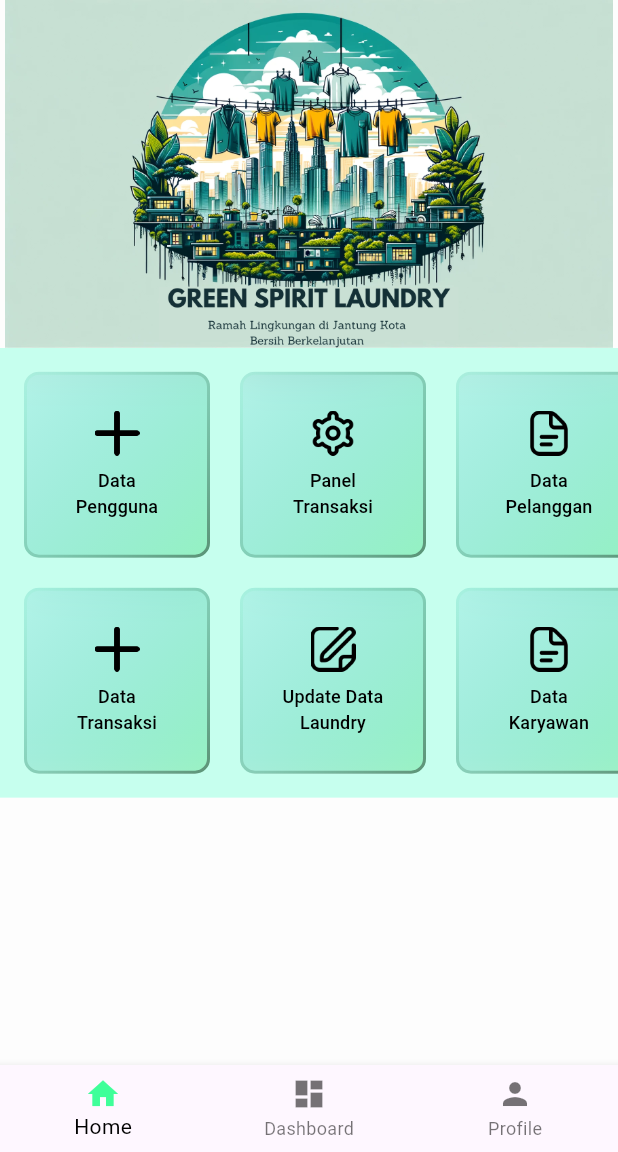
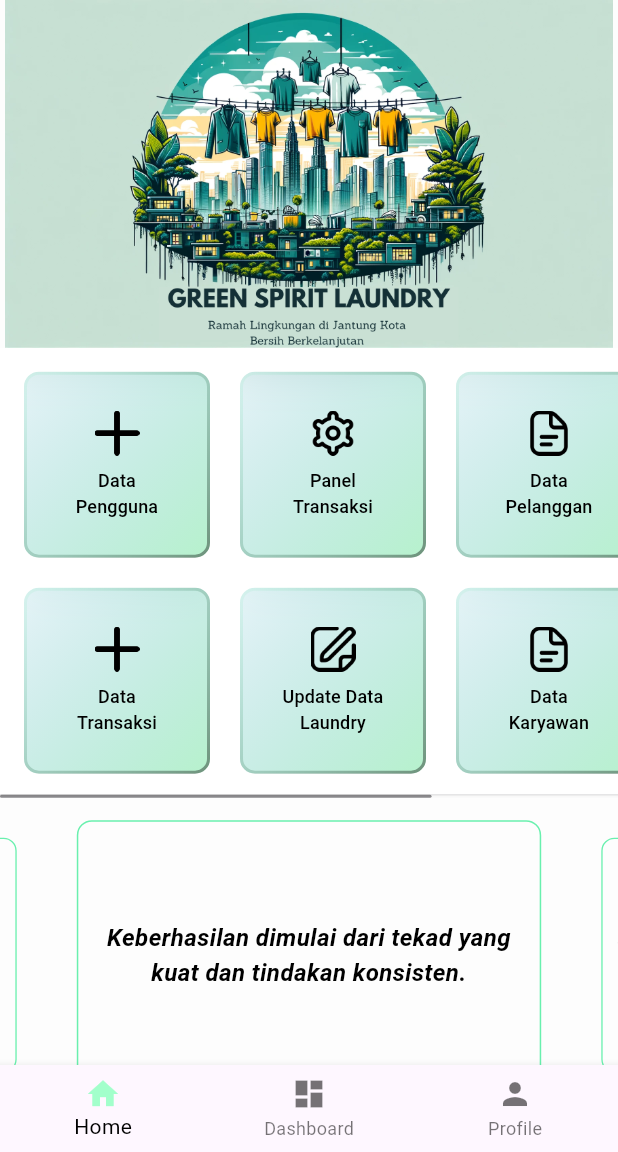
Before and after one commit to arutha-26/GSL_mobileApp, a Flutter app: the OwnerhomeView screen opened by its route, on a phone screen of 412 x 824 dp, the part 84-1236 px from its top. Run offline on Flutter 3.47's test engine with Material 3 defaults, Android fonts, the phone set to English and light mode, and no system bars; drawn by our look-alikes of carousel_slider, glassmorphism; our stand-ins replace dropdown_search, fl_chart, flutter_dotenv, get, open_file, pdf and 2 more; accounts and stored records are empty.

Commit message:
33PT BUG FIX BAR CHART, OWNER HOME AND NAVBAR COLOR

```diff
--- a/lib/app/modules/ownerhome/views/ownerhome_view.dart
+++ b/lib/app/modules/ownerhome/views/ownerhome_view.dart
@@ -7,6 +7,7 @@ import 'package:gsl/app/modules/dataKaryawan/views/data_karyawan_view.dart';
 
 import '../../../routes/app_pages.dart';
 import '../../../utils/bottom_navbar.dart';
+import '../../../utils/quote_carousel.dart';
 import '../../adddatauser/controllers/adddata_controller.dart';
 import '../../adddatauser/views/adddata_view.dart';
 import '../../addtransaksi/controllers/addtransaksi_controller.dart';
@@ -56,10 +57,15 @@ class OwnerhomeView extends GetView<OwnerhomeController> {
                 viewportFraction: 1,
               ),
             ),
-            // const SizedBox(height: 10),
             SizedBox(
               width: 1000, // Set the width to the screen width
               height: 300.0, // Adjust the height based on your needs
+              child: Scrollbar(
+                thickness: 2,
+                radius: const Radius.circular(20),
+                scrollbarOrientation: ScrollbarOrientation.bottom,
+                thumbVisibility: true,
+                trackVisibility: true,
                 child: ListView.builder(
                   scrollDirection: Axis.horizontal,
                   itemCount: 1,
@@ -70,7 +76,7 @@ class OwnerhomeView extends GetView<OwnerhomeController> {
                           decoration: const BoxDecoration(
                             boxShadow: [
                               BoxShadow(
-                              color: Color(0xFFC6FFEE),
+                                color: Color(0xFFFFFFFF),
                                 // spreadRadius: 60.0, // Color of the shadow
                                 // blurRadius: 50.0, // Spread of the shadow
                                 // offset: Offset(-8, 6), // Offset of the shadow (x, y)
@@ -169,7 +175,15 @@ class OwnerhomeView extends GetView<OwnerhomeController> {
                   },
                 ),
               ),
-            const SizedBox(height: 10),
+            ),
+            const SizedBox(
+              height: 5,
+            ),
+            // TERAPKAN DISINI
+            QuoteCarousel(),
+            const SizedBox(
+              height: 20,
+            ),
           ],
         ),
       ),
--- a/lib/app/modules/paneltransaksi/views/paneltransaksi_view.dart
+++ b/lib/app/modules/paneltransaksi/views/paneltransaksi_view.dart
@@ -75,12 +75,11 @@ class PaneltransaksiView extends GetView<PaneltransaksiController> {
                 itemCount: controller.filteredData.length,
                 itemBuilder: (context, index) {
                   var userData = controller.filteredData[index];
-                  bool isPaid = userData['status_pembayaran'] == 'sudah_dibayar';
 
                   return Padding(
                     padding: const EdgeInsets.fromLTRB(8, 0, 8, 0),
                     child: Card(
-                      color: isPaid ? Colors.greenAccent : Colors.redAccent,
+                      color: Colors.greenAccent,
                       child: ListTile(
                         contentPadding: const EdgeInsets.all(8.0),
                         title: Row(
--- a/lib/app/utils/barChartSample3.dart
+++ b/lib/app/utils/barChartSample3.dart
@@ -1,8 +1,5 @@
 import 'package:fl_chart/fl_chart.dart';
 import 'package:flutter/material.dart';
-import 'package:gsl/app/utils/color_extensions.dart';
-
-import 'appColors.dart';
 
 class BarChartSample3 extends StatefulWidget {
   final List<int> transactionsPerDay;
@@ -42,8 +39,8 @@ class BarChartSample3State extends State<BarChartSample3> {
               barGroups: _createBarGroups(widget.transactionsPerDay),
               gridData: const FlGridData(show: false),
               alignment: BarChartAlignment.spaceEvenly,
-              maxY: 200,
-              backgroundColor: const Color(0xFF2d4261),
+              maxY: 50,
+              backgroundColor: const Color(0xFF34d899),
             ),
           ),
         ),
@@ -100,8 +97,8 @@ class BarChartSample3State extends State<BarChartSample3> {
 
   LinearGradient get _barsGradient => const LinearGradient(
         colors: [
-          Colors.blue, // Customize the gradient colors here
-          Colors.cyan,
+          Colors.indigoAccent, // Customize the gradient colors here
+          Colors.redAccent,
         ],
         begin: Alignment.bottomCenter,
         end: Alignment.topCenter,
@@ -126,8 +123,8 @@ class BarChartSample3State extends State<BarChartSample3> {
   }
 
   Widget _getTitles(double value, TitleMeta meta) {
-    final style = TextStyle(
-      color: AppColors.contentColorBlue.darken(20),
+    const style = TextStyle(
+      color: Colors.black,
       fontWeight: FontWeight.bold,
       fontSize: 12,
     );
@@ -139,14 +136,14 @@ class BarChartSample3State extends State<BarChartSample3> {
       return SideTitleWidget(
         axisSide: meta.axisSide,
         space: 4,
-        child: Text("-", style: style), // Placeholder for missing dates
+        child: const Text("-", style: style), // Placeholder for missing dates
       );
     }
 
     final String dateTitle = widget.dates[intValue]; // Use the date string
     return SideTitleWidget(
       axisSide: meta.axisSide,
-      space: 4,
+      space: 5,
       child: Text(dateTitle, style: style),
     );
   }
--- a/lib/app/utils/bottom_navbar.dart
+++ b/lib/app/utils/bottom_navbar.dart
@@ -13,7 +13,7 @@ class BottomNavBar extends StatelessWidget {
       currentIndex: currentIndex,
       onTap: onTap,
       selectedIconTheme: const IconThemeData(
-        color: Color(0xFF3FFF99),
+        color: Color(0xFFA2FFCB),
       ),
       selectedItemColor: const Color(0xFF000000),
       items: const <BottomNavigationBarItem>[
--- /dev/null
+++ b/lib/app/utils/quote_carousel.dart
@@ -0,0 +1,57 @@
+import 'package:carousel_slider/carousel_slider.dart';
+import 'package:flutter/material.dart';
+
+class QuoteCarousel extends StatelessWidget {
+  final List<String> quotes = [
+    'Keberhasilan dimulai dari tekad yang kuat dan tindakan konsisten.',
+    'Setiap kesalahan adalah peluang untuk belajar dan berkembang.',
+    'Jadilah orang yang memberikan energi positif di sekitarmu.',
+    'Kesuksesan bukan akhir perjalanan, tapi hasil dari usaha terus-menerus.',
+    'Jangan takut mencoba hal baru, karena di situlah peluang terbesar.',
+    'Ketika hidup memberimu alasan untuk menyerah, berikanlah alasan untuk tetap melangkah.',
+    'Percayalah pada dirimu sendiri, karena orang lain mungkin ragu.',
+    'Jadilah seseorang yang memberikan lebih banyak daripada yang diharapkan.',
+    'Waktu terbaik untuk memulai adalah sekarang, jangan tunda-tunda lagi.',
+    'Jangan biarkan kegagalan hari ini menghentikan impianmu untuk besok.'
+  ];
+
+  @override
+  Widget build(BuildContext context) {
+    return CarouselSlider(
+      items: quotes.map((quote) {
+        return Container(
+          alignment: AlignmentDirectional.center,
+          margin: const EdgeInsets.all(10.0),
+          padding: const EdgeInsets.all(5.0),
+          decoration: BoxDecoration(
+            // boxShadow: const [
+            //   BoxShadow(
+            //     color: Color(0xFFC6FFEE),
+            //   )
+            // ],
+            border: Border.all(color: Colors.greenAccent),
+            borderRadius: BorderRadius.circular(10.0),
+          ),
+          child: Text(
+            quote,
+            style: const TextStyle(
+              fontSize: 16.0,
+              fontStyle: FontStyle.italic,
+              color: Colors.black,
+              fontWeight: FontWeight.bold,
+            ),
+            textAlign: TextAlign.center,
+          ),
+        );
+      }).toList(),
+      options: CarouselOptions(
+        height: 200.0,
+        enlargeCenterPage: true,
+        autoPlay: true,
+        autoPlayInterval: const Duration(seconds: 5),
+        autoPlayAnimationDuration: const Duration(milliseconds: 1500),
+        pauseAutoPlayOnTouch: true,
+      ),
+    );
+  }
+}
```
Lines whose indentation alone changed are shown as unchanged.
